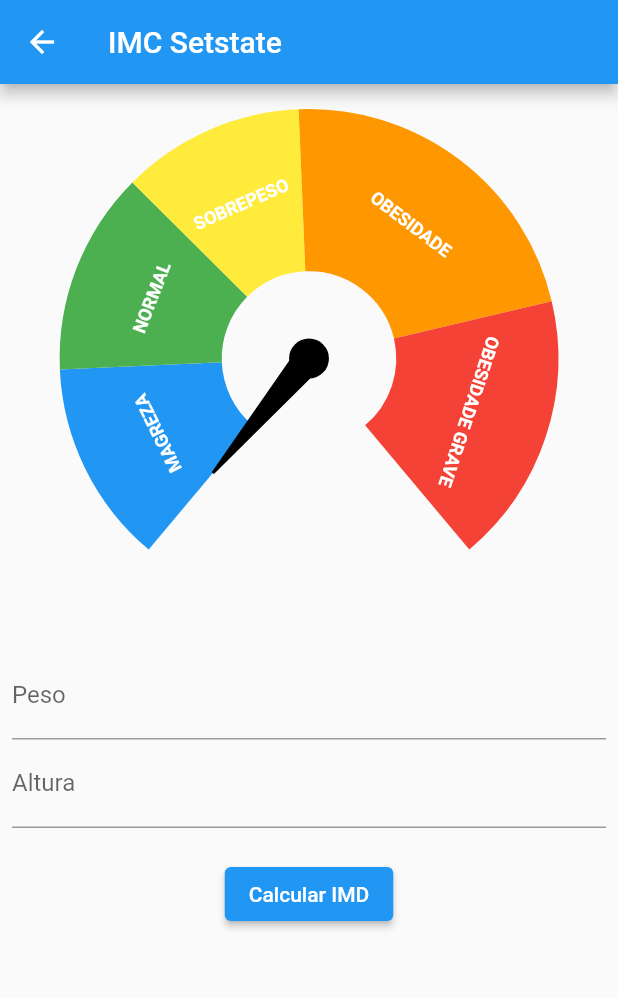
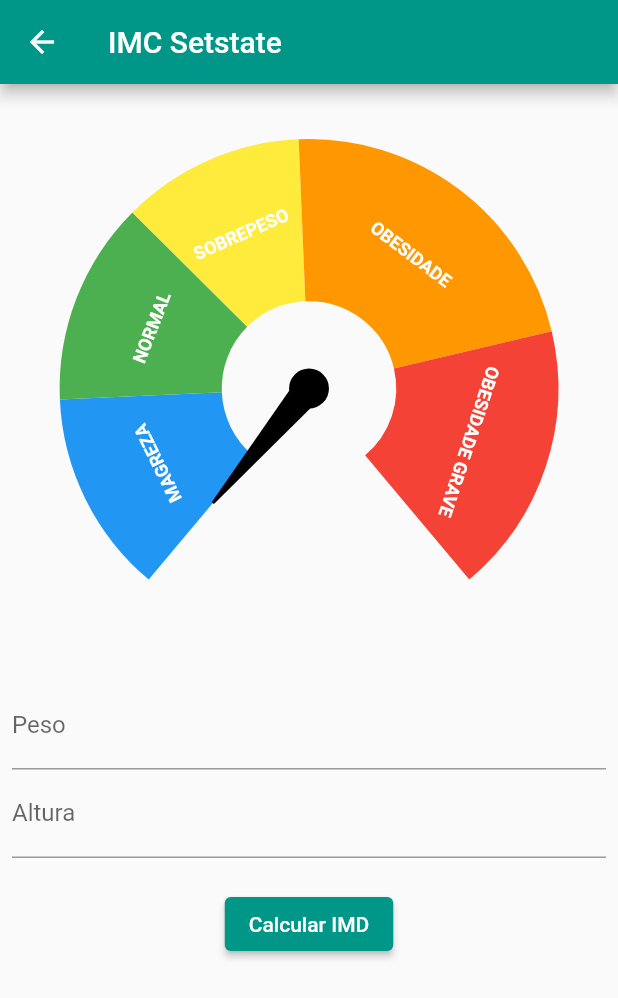
Before and after one commit to RodrigoSaymon/CalcularIMC, a Flutter app: the screen it shows after launch, after a tap on "SetState", on a phone screen of 412 x 824 dp. Shown: the top 998 px of the screen. Run offline on Flutter 3.47's test engine with Material 2 defaults, Android fonts, the phone set to English and light mode, and no system bars; drawn by our look-alikes of syncfusion_flutter_gauges; our stand-ins replace currency_text_input_formatter; missing offline and left inert: dart:ffi.

```diff
--- a/imc/lib/main.dart
+++ b/imc/lib/main.dart
@@ -11,9 +11,10 @@ class MyApp extends StatelessWidget {
   @override
   Widget build(BuildContext context) {
     return MaterialApp(
+      debugShowCheckedModeBanner: false,
       title: 'Flutter Demo',
       theme: ThemeData(
-        primarySwatch: Colors.blue,
+        primarySwatch: Colors.teal,
       ),
       home: HomePage(),
 
--- a/imc/lib/setState/imc_state_page.dart
+++ b/imc/lib/setState/imc_state_page.dart
@@ -41,7 +41,11 @@ class _ImcStatePageState extends State<ImcStatePage> {
   @override
   Widget build(BuildContext context) {
     return Scaffold(
+
       appBar: AppBar(
+
+        backgroundColor: Colors.teal,
+
         title: const Text('IMC Setstate'),
       ),
       body: SingleChildScrollView(
@@ -51,6 +55,9 @@ class _ImcStatePageState extends State<ImcStatePage> {
           padding: const EdgeInsets.all(8.0),
           child: Column(
             children: [
+              SizedBox(
+                height: 20,
+              ),
               ImcGauge(imc: imc),
               SizedBox(
                 height: 20,
@@ -85,7 +92,7 @@ class _ImcStatePageState extends State<ImcStatePage> {
                 ],
                 validator: (String? value) {
                   if (value == null || value.isEmpty) {
-                    return 'altura Obrigatório';
+                    return 'Altura Obrigatório';
                   }
                 },
                 keyboardType: TextInputType.number,
```
Also changed, not shown: imc/Orçamento16.gif (added).
